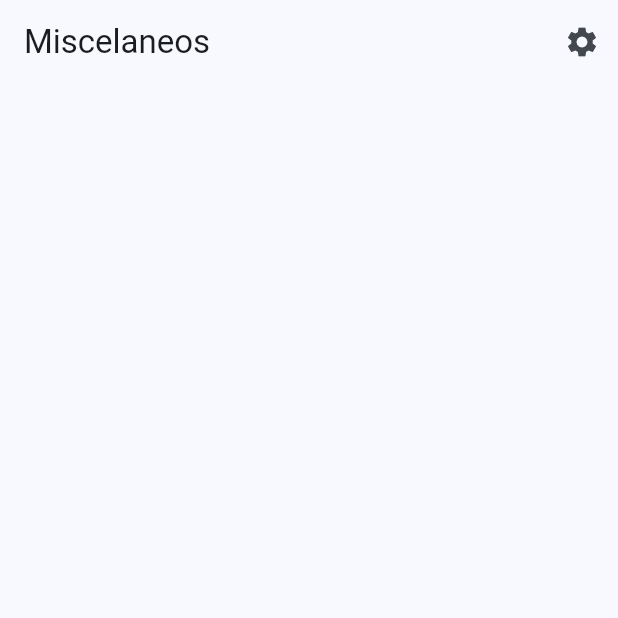
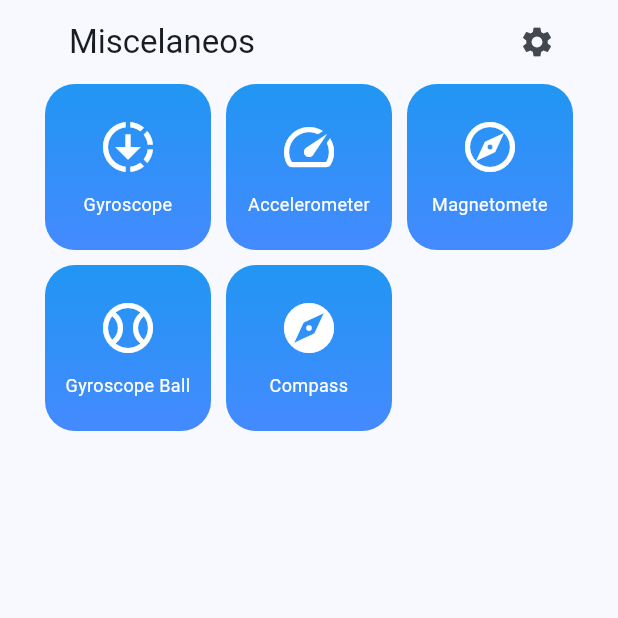
Before and after one commit to DavidVM12/miscelaneos, a Flutter app: the screen it shows after launch, on a phone screen of 412 x 824 dp, the top half of it. Run offline on Flutter 3.47's test engine with Material 2 defaults, Android fonts, the phone set to English and light mode, and no system bars; our stand-ins replace flutter_riverpod, go_router, google_fonts, permission_handler.

Commit message:
feat: build a primary form of slivers

```diff
--- a/lib/config/router/app_router.dart
+++ b/lib/config/router/app_router.dart
@@ -3,8 +3,27 @@ import 'package:go_router/go_router.dart';
 import '../../presentation/screens/screens.dart';
 
 final router = GoRouter(routes: [
+  //!general
   GoRoute(path: '/', builder: (context, state) => const HomeScreen()),
   GoRoute(
       path: '/permissions',
       builder: (context, state) => const PermissionScreen()),
+
+  //!sensors
+  GoRoute(
+      path: '/gyroscope', builder: (context, state) => const GyroscopeScreen()),
+
+  GoRoute(
+      path: '/accelerometer',
+      builder: (context, state) => const AccelerometerScreen()),
+
+  GoRoute(
+      path: '/magnetometer',
+      builder: (context, state) => const MagnetometerScreen()),
+
+  GoRoute(
+      path: '/gyroscope-ball',
+      builder: (context, state) => const GyroscopeBallScreen()),
+
+  GoRoute(path: '/compass', builder: (context, state) => const CompassScreen()),
 ]);
--- a/lib/config/theme/app_theme.dart
+++ b/lib/config/theme/app_theme.dart
@@ -9,10 +9,10 @@ class AppTheme {
       //text theme
       textTheme: TextTheme(
         titleLarge: GoogleFonts.montserratAlternates(),
-        titleMedium: GoogleFonts.montserratAlternates(fontSize: 35),
+        titleMedium: GoogleFonts.montserratAlternates(fontSize: 30),
 
         //for any reason this body fonts are working with the text theme
-        bodyLarge: GoogleFonts.montserratAlternates(fontSize: 35),
-        bodyMedium: GoogleFonts.montserratAlternates(),
+        bodyLarge: GoogleFonts.montserratAlternates(fontSize: 30),
+        bodyMedium: GoogleFonts.montserratAlternates(fontSize: 12),
       ));
 }
--- a/lib/presentation/screens/home/home_screen.dart
+++ b/lib/presentation/screens/home/home_screen.dart
@@ -1,5 +1,7 @@
 import 'package:flutter/material.dart';
 import 'package:go_router/go_router.dart';
+
+import '../../widgets/widgets.dart';
 
 class HomeScreen extends StatelessWidget {
   const HomeScreen({super.key});
@@ -7,7 +9,11 @@ class HomeScreen extends StatelessWidget {
   @override
   Widget build(BuildContext context) {
     return Scaffold(
-      appBar: AppBar(
+      body: Padding(
+        padding: const EdgeInsets.symmetric(horizontal: 30),
+        child: CustomScrollView(
+          slivers: [
+            SliverAppBar(
               title: const Text('Miscelaneos'),
               actions: [
                 IconButton(
@@ -17,6 +23,10 @@ class HomeScreen extends StatelessWidget {
                     icon: const Icon(Icons.settings))
               ],
             ),
+            const MainMenu(),
+          ],
+        ),
+      ),
     );
   }
 }
--- a/lib/presentation/screens/screens.dart
+++ b/lib/presentation/screens/screens.dart
@@ -1,2 +1,8 @@
 export 'home/home_screen.dart';
 export 'permissions/permission_screen.dart';
+
+export 'sensors/accelerometer_screen.dart';
+export 'sensors/compass_screen.dart';
+export 'sensors/gyroscope_ball_screen.dart';
+export 'sensors/gyroscope_screen.dart';
+export 'sensors/magnetometer_screen.dart';
--- /dev/null
+++ b/lib/presentation/widgets/shared/main_menu.dart
@@ -0,0 +1,82 @@
+import 'package:flutter/material.dart';
+import 'package:go_router/go_router.dart';
+
+class MenuItem {
+  final String title;
+  final IconData icon;
+  final String route;
+
+  MenuItem(this.title, this.icon, this.route);
+}
+
+final menuItems = <MenuItem>[
+  MenuItem('Gyroscope', Icons.downloading, '/gyroscope'),
+  MenuItem('Accelerometer', Icons.speed, '/accelerometer'),
+  MenuItem('Magnetomete', Icons.explore_outlined, '/magnetometer'),
+  MenuItem('Gyroscope Ball', Icons.sports_baseball_outlined, '/gyroscope-ball'),
+  MenuItem('Compass', Icons.explore, '/compass'),
+];
+
+class MainMenu extends StatelessWidget {
+  const MainMenu({super.key});
+
+  @override
+  Widget build(BuildContext context) {
+    return SliverGrid.count(
+      crossAxisCount: 3,
+      crossAxisSpacing: 10,
+      mainAxisSpacing: 10,
+      children: menuItems
+          .map((item) => HomeMenuItem(
+              title: item.title, route: item.route, icon: item.icon))
+          .toList(),
+    );
+  }
+}
+
+class HomeMenuItem extends StatelessWidget {
+  final String title;
+  final String route;
+  final IconData icon;
+  final List<Color> bgColors;
+
+  const HomeMenuItem(
+      {super.key,
+      required this.title,
+      required this.route,
+      required this.icon,
+      this.bgColors = const [Colors.blue, Colors.blueAccent]});
+
+  @override
+  Widget build(BuildContext context) {
+    return GestureDetector(
+      onTap: () => context.push(route),
+      child: Container(
+        padding: const EdgeInsets.all(8),
+        decoration: BoxDecoration(
+          borderRadius: BorderRadius.circular(20),
+          gradient: LinearGradient(
+              colors: bgColors,
+              begin: Alignment.topCenter,
+              end: Alignment.bottomCenter),
+        ),
+        child: Column(
+          mainAxisAlignment: MainAxisAlignment.center,
+          children: [
+            Icon(
+              icon,
+              color: Colors.white,
+              size: 40,
+            ),
+            const SizedBox(height: 10),
+            Text(
+              title,
+              textAlign: TextAlign.center,
+              style: const TextStyle(color: Colors.white),
+            )
+          ],
+        ),
+      ),
+    );
+  }
+}
--- /dev/null
+++ b/lib/presentation/widgets/widgets.dart
@@ -0,0 +1 @@
+export 'shared/main_menu.dart';
```
Also changed, not shown: lib/presentation/screens/sensors/accelerometer_screen.dart (added, +17 -0 lines), lib/presentation/screens/sensors/compass_screen.dart (added, +17 -0 lines), lib/presentation/screens/sensors/gyroscope_ball_screen.dart (added, +17 -0 lines), lib/presentation/screens/sensors/gyroscope_screen.dart (added, +17 -0 lines), lib/presentation/screens/sensors/magnetometer_screen.dart (added, +17 -0 lines). Lines whose indentation alone changed are shown as unchanged.
